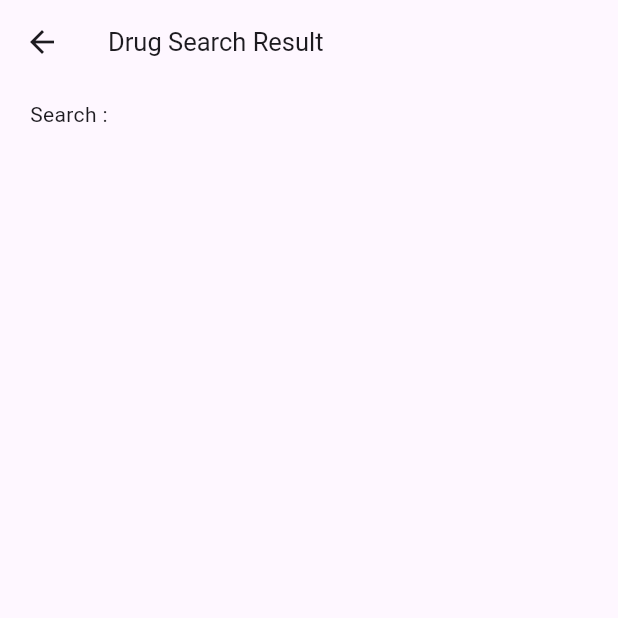
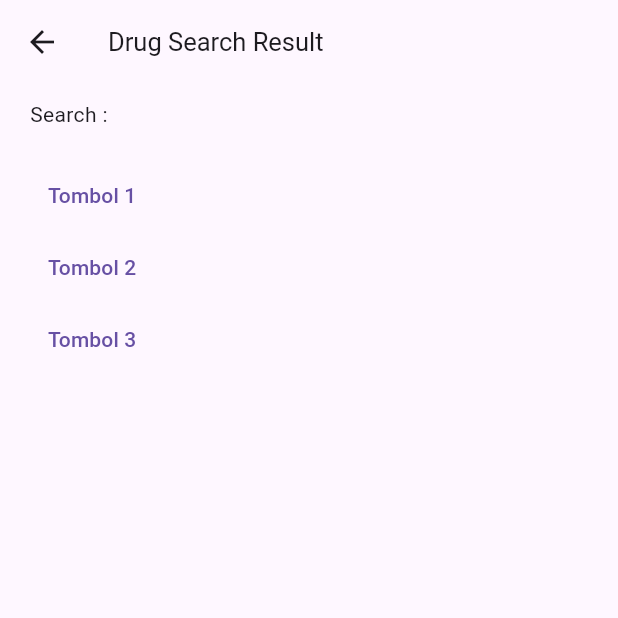
Before and after one commit to nimdasx/bud, a Flutter app: the screen it shows after launch, after a tap on "Search", on a phone screen of 412 x 824 dp, the top half of it. Run offline on Flutter 3.47's test engine with Material 3 defaults, Android fonts, the phone set to English and light mode, and no system bars.

Commit message:
result detail

```diff
--- a/lib/page_home.dart
+++ b/lib/page_home.dart
@@ -31,7 +31,7 @@ class _HomePageState extends State<HomePage> {
               width: 5,
             ),
             Text(
-              "Drug Beyond Use Date",
+              "Drug BUD App",
               style: TextStyle(fontSize: 17),
             ),
           ],
--- a/lib/page_result.dart
+++ b/lib/page_result.dart
@@ -1,9 +1,11 @@
+import 'package:bud/page_result_detail.dart';
 import 'package:flutter/material.dart';
 
 class ResultPage extends StatelessWidget {
   //const ResultPage({super.key});
   final String kataKunci;
   ResultPage(this.kataKunci);
+  String drugId = '';
 
   @override
   Widget build(BuildContext context) {
@@ -16,8 +18,25 @@ class ResultPage extends StatelessWidget {
       ),
       body: Container(
         margin: EdgeInsets.symmetric(vertical: 10, horizontal: 20),
-        child: Column(crossAxisAlignment: CrossAxisAlignment.start, children: [
-          Text('Search : $kataKunci'),
+        child: ListView(children: [
+          Column(crossAxisAlignment: CrossAxisAlignment.start, children: [
+            Text('Search : $kataKunci'),
+            SizedBox(
+              height: 20,
+            ),
+            for (int i = 1; i <= 3; i++)
+              TextButton(
+                onPressed: () {
+                  drugId = '$i';
+                  print('drugId $i ditekan!');
+                  Navigator.push(
+                      context,
+                      MaterialPageRoute(
+                          builder: (context) => ResultDetailPage(drugId)));
+                },
+                child: Text('Tombol $i'),
+              ),
+          ]),
         ]),
       ),
     );
```
Also changed, not shown: lib/page_about.dart (+7 -1 lines), lib/page_result_detail.dart (added, +29 -0 lines).
